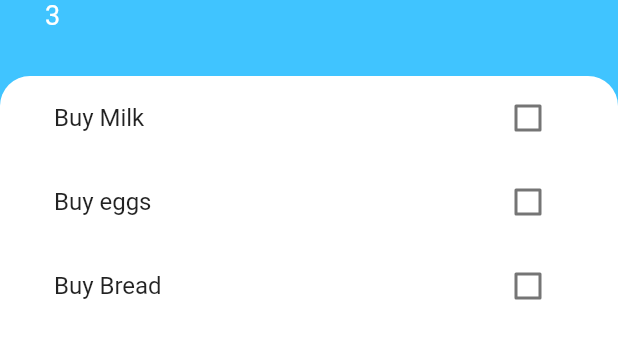
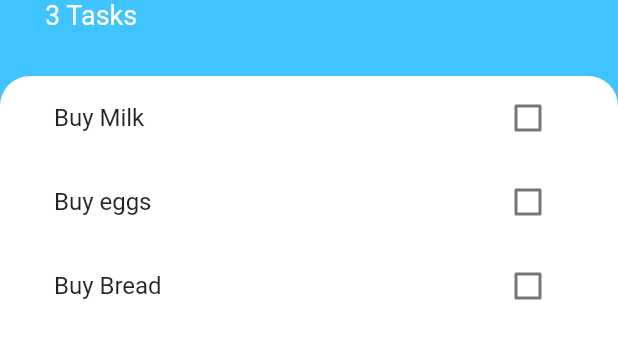
Before and after one commit to Parth-11/todoey, a Flutter app: the screen it shows after launch, on a phone screen of 412 x 824 dp, the part 284-643 px from its top. Run offline on Flutter 3.47's test engine with Material 2 defaults, Android fonts, the phone set to English and light mode, and no system bars.

Commit message:
Added task_data and changed state management to provider packaage

```diff
--- a/lib/main.dart
+++ b/lib/main.dart
@@ -1,5 +1,7 @@
 import 'package:flutter/material.dart';
 import 'package:todoey/screens/task_screen.dart';
+import 'package:provider/provider.dart';
+import 'package:todoey/model/task_data.dart';
 
 void main() {
   runApp(const MyApp());
@@ -10,8 +12,11 @@ class MyApp extends StatelessWidget {
 
   @override
   Widget build(BuildContext context) {
-    return const MaterialApp(
-      home: TasksScreen(),
+    return ChangeNotifierProvider(
+      create: (context) => TaskData(),
+      child: MaterialApp(
+        home: TasksScreen(),
+      ),
     );
   }
 }
--- /dev/null
+++ b/lib/model/task_data.dart
@@ -0,0 +1,24 @@
+import 'package:flutter/material.dart';
+import 'package:todoey/model/task.dart';
+import 'dart:collection';
+
+class TaskData extends ChangeNotifier {
+  List<Task> _tasks = [
+    Task(name: 'Buy Milk'),
+    Task(name: 'Buy eggs'),
+    Task(name: 'Buy Bread'),
+  ];
+
+  int get taskCount {
+    return _tasks.length;
+  }
+
+  void addTask(String newTaskTitle) {
+    _tasks.add(Task(name: newTaskTitle));
+    notifyListeners();
+  }
+
+  UnmodifiableListView<Task> get tasks {
+    return UnmodifiableListView(_tasks);
+  }
+}
--- a/lib/screens/add_task_screen.dart
+++ b/lib/screens/add_task_screen.dart
@@ -1,10 +1,9 @@
 import 'package:flutter/material.dart';
+import 'package:provider/provider.dart';
+import 'package:todoey/model/task_data.dart';
 
 class AddTaskScreen extends StatelessWidget {
-  AddTaskScreen(this.addTaskCallback);
-
   String newTaskTitle = '';
-  final Function addTaskCallback;
 
   @override
   Widget build(BuildContext context) {
@@ -37,7 +36,9 @@ class AddTaskScreen extends StatelessWidget {
             ),
             OutlinedButton(
               onPressed: () {
-                addTaskCallback(newTaskTitle);
+                Provider.of<TaskData>(context, listen: false)
+                    .addTask(newTaskTitle);
+                Navigator.pop(context);
               },
               style: const ButtonStyle(
                   backgroundColor:
--- a/lib/screens/task_screen.dart
+++ b/lib/screens/task_screen.dart
@@ -2,21 +2,10 @@ import 'package:flutter/material.dart';
 import 'package:todoey/widgets/tasks_list.dart';
 import 'package:todoey/screens/add_task_screen.dart';
 import 'package:todoey/model/task.dart';
+import 'package:provider/provider.dart';
+import 'package:todoey/model/task_data.dart';
 
-class TasksScreen extends StatefulWidget {
-  const TasksScreen({super.key});
-
-  @override
-  State<TasksScreen> createState() => _TasksScreenState();
-}
-
-class _TasksScreenState extends State<TasksScreen> {
-  List<Task> tasks = [
-    Task(name: 'Buy Milk'),
-    Task(name: 'Buy eggs'),
-    Task(name: 'Buy Bread'),
-  ];
-
+class TasksScreen extends StatelessWidget {
   @override
   Widget build(BuildContext context) {
     return Scaffold(
@@ -30,12 +19,7 @@ class _TasksScreenState extends State<TasksScreen> {
                     child: Container(
                         padding: EdgeInsets.only(
                             bottom: MediaQuery.of(context).viewInsets.bottom),
-                        child: AddTaskScreen((newTaskTitle) {
-                          setState(() {
-                            tasks.add(Task(name: newTaskTitle));
-                          });
-                          Navigator.pop(context);
-                        })),
+                        child: AddTaskScreen()),
                   ));
         },
         backgroundColor: Colors.lightBlueAccent,
@@ -73,7 +57,7 @@ class _TasksScreenState extends State<TasksScreen> {
                   ),
                 ),
                 Text(
-                  '${tasks.length}',
+                  '${Provider.of<TaskData>(context).taskCount} Tasks',
                   style: const TextStyle(
                     color: Colors.white,
                     fontSize: 18,
@@ -91,7 +75,7 @@ class _TasksScreenState extends State<TasksScreen> {
                     topLeft: Radius.circular(20),
                     topRight: Radius.circular(20)),
               ),
-              child: TasksLists(tasks),
+              child: TasksLists(),
             ),
           )
         ],
--- a/lib/widgets/tasks_list.dart
+++ b/lib/widgets/tasks_list.dart
@@ -1,30 +1,27 @@
 import 'package:flutter/material.dart';
 import 'package:todoey/widgets/task_tile.dart';
-import 'package:todoey/model/task.dart';
+import 'package:provider/provider.dart';
+import 'package:todoey/model/task_data.dart';
 
-class TasksLists extends StatefulWidget {
-  const TasksLists(this.tasks);
-  final List<Task> tasks;
-
-  @override
-  State<TasksLists> createState() => _TasksListsState();
-}
-
-class _TasksListsState extends State<TasksLists> {
+class TasksLists extends StatelessWidget {
   @override
   Widget build(BuildContext context) {
-    return ListView.builder(
-      itemBuilder: (context, index) {
-        return TaskTile(
-            taskTitle: widget.tasks[index].name,
-            isChecked: widget.tasks[index].isDone,
-            checkboxCallback: (bool? newValue) {
-              setState(() {
-                widget.tasks[index].toggleDone();
-              });
-            });
+    return Consumer<TaskData>(
+      builder: (context, taskData, child) {
+        return ListView.builder(
+          itemBuilder: (context, index) {
+            return TaskTile(
+                taskTitle: taskData.tasks[index].name,
+                isChecked: taskData.tasks[index].isDone,
+                checkboxCallback: (bool? newValue) {
+                  // setState(() {
+                  //   Provider.of<TaskData>(context).tasks[index].toggleDone();
+                  // });
+                });
+          },
+          itemCount: taskData.taskCount,
+        );
       },
-      itemCount: widget.tasks.length,
     );
   }
 }
```
